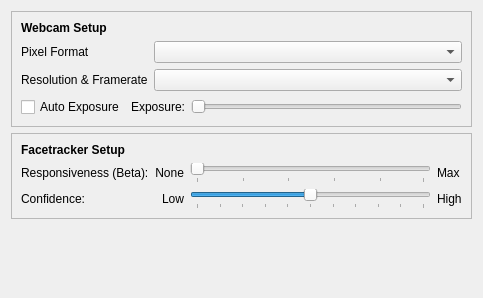
Before: the Qt Designer form src/qt_gui/l_wcft_setup.ui in StarTuz/linuxtrack-Qt6-Wayland, drawn with Qt 5.
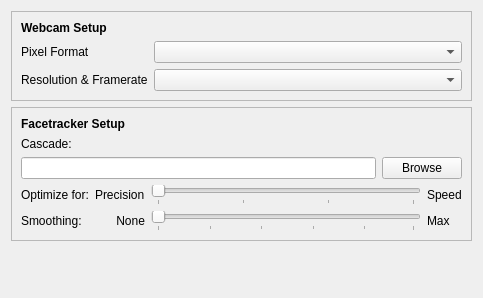
After: the same form once the commit is applied.

Commit message: Fix 3D model visibility (Shader+Paths) and restore v1.1.15 tracking logic

What changed in the file:
```diff
--- a/src/qt_gui/l_wcft_setup.ui
+++ b/src/qt_gui/l_wcft_setup.ui
@@ -89,37 +89,6 @@
         </item>
        </layout>
       </item>
-      <item>
-       <layout class="QHBoxLayout" name="horizontalLayout_Exposure">
-        <item>
-         <widget class="QCheckBox" name="AutoExposure">
-          <property name="text">
-           <string>Auto Exposure</string>
-          </property>
-         </widget>
-        </item>
-        <item>
-         <widget class="QLabel" name="label_Exposure">
-          <property name="text">
-           <string>Exposure:</string>
-          </property>
-         </widget>
-        </item>
-        <item>
-         <widget class="QSlider" name="ExposureSlider">
-          <property name="enabled">
-           <bool>false</bool>
-          </property>
-          <property name="maximum">
-           <number>255</number>
-          </property>
-          <property name="orientation">
-           <enum>Qt::Horizontal</enum>
-          </property>
-         </widget>
-        </item>
-       </layout>
-      </item>
      </layout>
     </widget>
    </item>
@@ -154,26 +123,74 @@
         </property>
        </widget>
       </item>
+      <item>
+       <layout class="QVBoxLayout" name="verticalLayout">
+        <item>
+         <widget class="QLabel" name="label_4">
+          <property name="font">
+           <font>
+            <italic>false</italic>
+            <underline>false</underline>
+            <strikeout>false</strikeout>
+           </font>
+          </property>
+          <property name="text">
+           <string>Cascade:</string>
+          </property>
+         </widget>
+        </item>
+        <item>
+         <layout class="QHBoxLayout" name="horizontalLayout">
+          <item>
+           <widget class="QLineEdit" name="CascadePath"/>
+          </item>
+          <item>
+           <widget class="QPushButton" name="FindCascade">
+            <property name="text">
+             <string>Browse</string>
+            </property>
+           </widget>
+          </item>
+         </layout>
+        </item>
+       </layout>
+      </item>
       <item>
        <layout class="QGridLayout" name="gridLayout">
-        <item row="0" column="0">
-         <widget class="QLabel" name="label_5">
-          <property name="text">
-           <string>Responsiveness (Beta):</string>
-          </property>
-         </widget>
-        </item>
         <item row="0" column="1">
-         <widget class="QLabel" name="label_2">
+         <widget class="QLabel" name="label_7">
           <property name="text">
-           <string>None</string>
-          </property>
-          <property name="alignment">
-           <set>Qt::AlignRight|Qt::AlignTrailing|Qt::AlignVCenter</set>
+           <string>Precision</string>
           </property>
          </widget>
         </item>
         <item row="0" column="2">
+         <widget class="QSlider" name="OptimLevel">
+          <property name="maximum">
+           <number>3</number>
+          </property>
+          <property name="pageStep">
+           <number>1</number>
+          </property>
+          <property name="value">
+           <number>0</number>
+          </property>
+          <property name="orientation">
+           <enum>Qt::Horizontal</enum>
+          </property>
+          <property name="tickPosition">
+           <enum>QSlider::TicksBelow</enum>
+          </property>
+         </widget>
+        </item>
+        <item row="0" column="0">
+         <widget class="QLabel" name="label_10">
+          <property name="text">
+           <string>Optimize for:</string>
+          </property>
+         </widget>
+        </item>
+        <item row="1" column="2">
          <widget class="QSlider" name="ExpFilterFactor">
           <property name="orientation">
            <enum>Qt::Horizontal</enum>
@@ -186,53 +203,34 @@
           </property>
          </widget>
         </item>
-        <item row="0" column="3">
-         <widget class="QLabel" name="label">
-          <property name="text">
-           <string>Max</string>
-          </property>
-         </widget>
-        </item>
         <item row="1" column="0">
-         <widget class="QLabel" name="label_thresh">
+         <widget class="QLabel" name="label_5">
           <property name="text">
-           <string>Confidence:</string>
+           <string>Smoothing:</string>
           </property>
          </widget>
         </item>
         <item row="1" column="1">
-         <widget class="QLabel" name="label_low">
+         <widget class="QLabel" name="label_2">
           <property name="text">
-           <string>Low</string>
+           <string>None</string>
           </property>
           <property name="alignment">
            <set>Qt::AlignRight|Qt::AlignTrailing|Qt::AlignVCenter</set>
           </property>
          </widget>
         </item>
-        <item row="1" column="2">
-         <widget class="QSlider" name="ConfidenceThreshold">
-          <property name="maximum">
-           <number>100</number>
-          </property>
-          <property name="value">
-           <number>50</number>
-          </property>
-          <property name="orientation">
-           <enum>Qt::Horizontal</enum>
-          </property>
-          <property name="tickPosition">
-           <enum>QSlider::TicksBelow</enum>
-          </property>
-          <property name="tickInterval">
-           <number>10</number>
+        <item row="0" column="3">
+         <widget class="QLabel" name="label_9">
+          <property name="text">
+           <string>Speed</string>
           </property>
          </widget>
         </item>
         <item row="1" column="3">
-         <widget class="QLabel" name="label_high">
+         <widget class="QLabel" name="label">
           <property name="text">
-           <string>High</string>
+           <string>Max</string>
           </property>
          </widget>
         </item>
```
The commit also changes 1827 other files.
